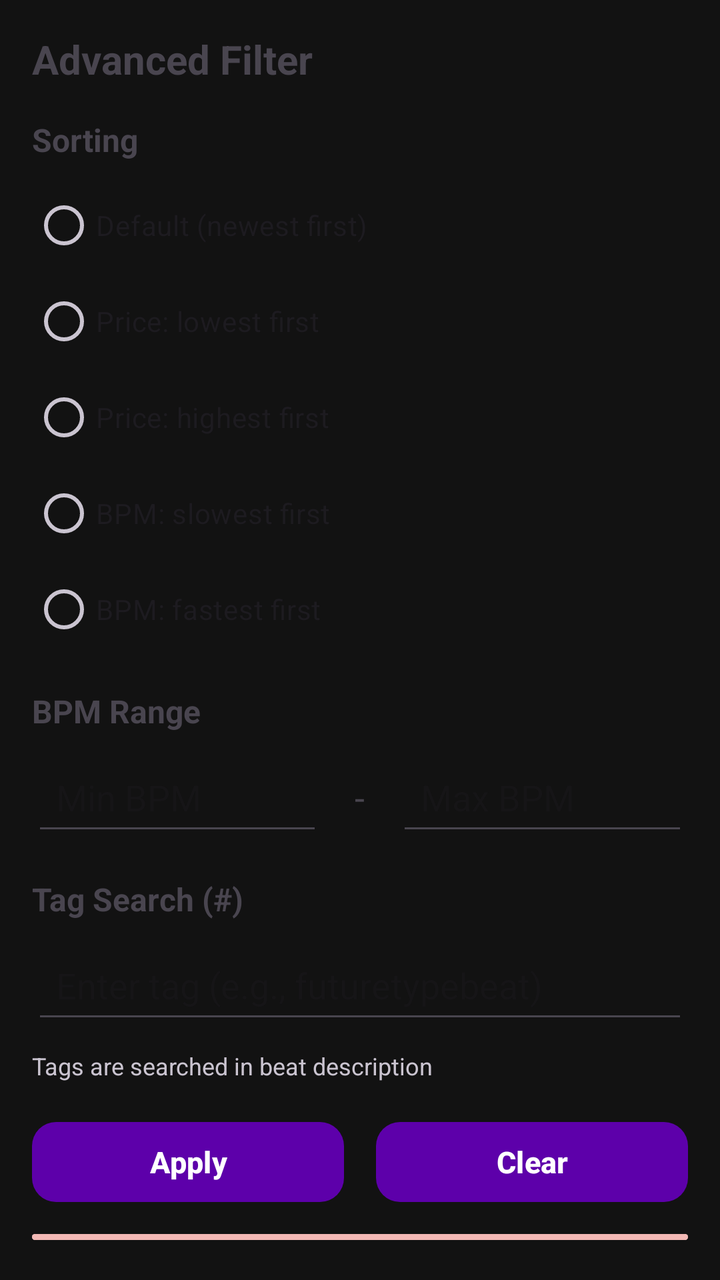
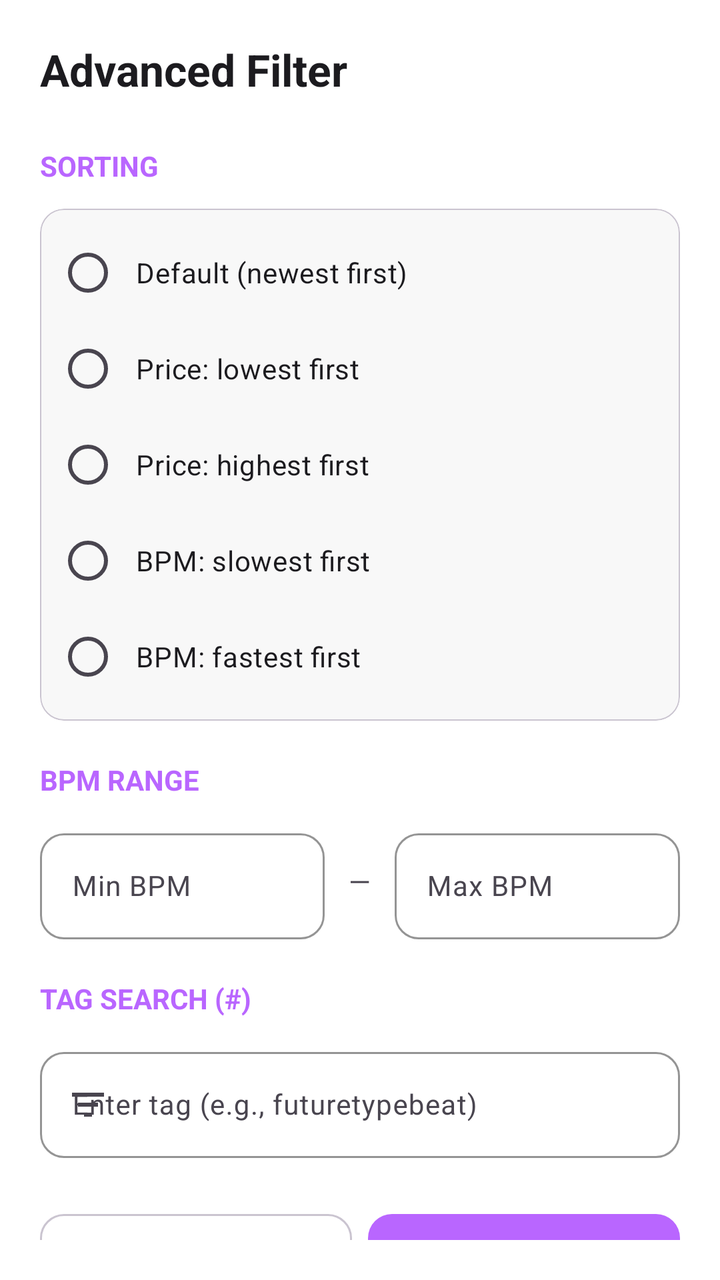

Compare the two renders of this Android layout. The source of the first and the diff that turns it into the second are given below.
<!-- AndroidManifest.xml: application theme Theme.BeatHouse.Dark -->
<!-- res/layout/dialog_advanced_filter.xml -->
<?xml version="1.0" encoding="utf-8"?>
<LinearLayout xmlns:android="http://schemas.android.com/apk/res/android"
    android:layout_width="match_parent"
    android:layout_height="wrap_content"
    android:orientation="vertical"
    android:padding="16dp">

    <TextView
        android:layout_width="wrap_content"
        android:layout_height="wrap_content"
        android:text="@string/advanced_filter"
        android:textSize="20sp"
        android:textStyle="bold"
        android:layout_marginBottom="16dp" />

    
    <TextView
        android:layout_width="wrap_content"
        android:layout_height="wrap_content"
        android:text="@string/sorting"
        android:textSize="16sp"
        android:textStyle="bold"
        android:layout_marginBottom="8dp" />

    <RadioGroup
        android:id="@+id/rg_sort"
        android:layout_width="match_parent"
        android:layout_height="wrap_content"
        android:layout_marginBottom="16dp">

        <RadioButton
            android:id="@+id/rb_default"
            android:layout_width="wrap_content"
            android:layout_height="wrap_content"
            android:text="@string/default_sort" />

        <RadioButton
            android:id="@+id/rb_price_asc"
            android:layout_width="wrap_content"
            android:layout_height="wrap_content"
            android:text="@string/price_lowest_first" />

        <RadioButton
            android:id="@+id/rb_price_desc"
            android:layout_width="wrap_content"
            android:layout_height="wrap_content"
            android:text="@string/price_highest_first" />

        <RadioButton
            android:id="@+id/rb_bpm_asc"
            android:layout_width="wrap_content"
            android:layout_height="wrap_content"
            android:text="@string/bpm_slowest_first" />

        <RadioButton
            android:id="@+id/rb_bpm_desc"
            android:layout_width="wrap_content"
            android:layout_height="wrap_content"
            android:text="@string/bpm_fastest_first" />

    </RadioGroup>

    
    <TextView
        android:layout_width="wrap_content"
        android:layout_height="wrap_content"
        android:text="@string/bpm_range"
        android:textSize="16sp"
        android:textStyle="bold"
        android:layout_marginBottom="8dp" />

    <LinearLayout
        android:layout_width="match_parent"
        android:layout_height="wrap_content"
        android:orientation="horizontal"
        android:layout_marginBottom="16dp">

        <EditText
            android:id="@+id/et_bpm_min"
            android:layout_width="0dp"
            android:layout_height="wrap_content"
            android:layout_weight="1"
            android:hint="@string/min_bpm"
            android:inputType="number"
            android:padding="12dp"
            android:layout_marginEnd="8dp" />

        <TextView
            android:layout_width="wrap_content"
            android:layout_height="wrap_content"
            android:text="-"
            android:textSize="18sp"
            android:padding="8dp" />

        <EditText
            android:id="@+id/et_bpm_max"
            android:layout_width="0dp"
            android:layout_height="wrap_content"
            android:layout_weight="1"
            android:hint="@string/max_bpm"
            android:inputType="number"
            android:padding="12dp"
            android:layout_marginStart="8dp" />

    </LinearLayout>

    
    <TextView
        android:layout_width="wrap_content"
        android:layout_height="wrap_content"
        android:text="@string/tag_search"
        android:textSize="16sp"
        android:textStyle="bold"
        android:layout_marginBottom="8dp" />

    <EditText
        android:id="@+id/et_tag_search"
        android:layout_width="match_parent"
        android:layout_height="wrap_content"
        android:hint="@string/tag_hint"
        android:inputType="text"
        android:padding="12dp"
        android:layout_marginBottom="8dp" />

    <TextView
        android:layout_width="wrap_content"
        android:layout_height="wrap_content"
        android:text="@string/tag_description"
        android:textSize="12sp"
        android:textColor="@color/on_surface_variant"
        android:layout_marginBottom="16dp" />

    
    <LinearLayout
        android:layout_width="match_parent"
        android:layout_height="wrap_content"
        android:orientation="horizontal"
        android:weightSum="2">

        <Button
            android:id="@+id/btn_apply"
            android:layout_width="0dp"
            android:layout_height="wrap_content"
            android:layout_weight="1"
            android:text="@string/apply"
            android:layout_marginEnd="8dp" />

        <Button
            android:id="@+id/btn_clear"
            android:layout_width="0dp"
            android:layout_height="wrap_content"
            android:layout_weight="1"
            android:text="@string/clear"
            android:layout_marginStart="8dp" />

    </LinearLayout>

    <Button
        android:id="@+id/btn_cancel"
        android:layout_width="match_parent"
        android:layout_height="wrap_content"
        android:layout_marginTop="8dp"
        android:text="@string/cancel_btn"
        android:backgroundTint="@color/error" />

</LinearLayout>
<!-- resources referenced by this layout -->
<resources>
  <color name="error">#F2B8B5</color>
  <color name="on_surface_variant">#CAC4D0</color>
  <string name="advanced_filter">Advanced Filter</string>
  <string name="apply">Apply</string>
  <string name="bpm_fastest_first">BPM: fastest first</string>
  <string name="bpm_range">BPM Range</string>
  <string name="bpm_slowest_first">BPM: slowest first</string>
  <string name="cancel_btn">Cancel</string>
  <string name="clear">Clear</string>
  <string name="default_sort">Default (newest first)</string>
  <string name="max_bpm">Max BPM</string>
  <string name="min_bpm">Min BPM</string>
  <string name="price_highest_first">Price: highest first</string>
  <string name="price_lowest_first">Price: lowest first</string>
  <string name="sorting">Sorting</string>
  <string name="tag_description">Tags are searched in beat description</string>
  <string name="tag_hint">Enter tag (e.g., futuretypebeat)</string>
  <string name="tag_search">Tag Search (#)</string>
  <style name="Theme.BeatHouse.Dark" parent="Theme.BeatHouse">
          <item name="colorSurface">@color/surface</item>
          <item name="android:windowBackground">@color/background</item>
      </style>
  <style name="Theme.BeatHouse" parent="Theme.Material3.DayNight.NoActionBar">
          
          <item name="colorPrimary">@color/primary</item>
          <item name="colorPrimaryContainer">@color/primary_container</item>
          <item name="colorOnPrimary">@color/on_primary</item>
          <item name="colorSecondary">@color/secondary</item>
          <item name="colorSecondaryContainer">@color/secondary_container</item>
          <item name="colorOnSecondary">@color/on_secondary</item>
          <item name="colorError">@color/error</item>
          <item name="colorErrorContainer">@color/error_container</item>
          <item name="colorOnError">@color/on_primary</item>
          <item name="colorSurface">@color/surface</item>
          <item name="colorSurfaceVariant">@color/surface_variant</item>
          <item name="colorOnSurface">@color/on_surface</item>
          <item name="colorOnSurfaceVariant">@color/on_surface_variant</item>
          <item name="colorOutline">@color/outline</item>
  
          
          <item name="android:statusBarColor">@color/surface</item>
          <item name="android:windowLightStatusBar">false</item>
  
          
          <item name="android:navigationBarColor">@color/surface</item>
          <item name="android:windowLightNavigationBar">false</item>
  
          
          <item name="android:windowBackground">@color/background</item>
  
          
          <item name="android:windowAnimationStyle">@style/Animation.BeatHouse</item>
  
          
          <item name="materialButtonStyle">@style/Widget.BeatHouse.Button</item>
          <item name="materialCardViewStyle">@style/Widget.BeatHouse.Card</item>
      </style>
  <color name="surface">#121212</color>
  <color name="background">#121212</color>
  <color name="primary">#5D00AA</color>
  <color name="primary_container">#45007A</color>
  <color name="on_primary">#FFFFFF</color>
  <color name="secondary">#CBC2DB</color>
  <color name="secondary_container">#4A4458</color>
  <color name="on_secondary">#332D41</color>
  <color name="error_container">#8C1D18</color>
  <color name="surface_variant">#2C2C2C</color>
  <color name="on_surface">#E6E1E5</color>
  <color name="outline">#938F99</color>
  <color name="outline_variant">#49454F</color>
  <color name="surface_container">#1E1E1E</color>
  <!-- unchanged entries left out for length: 3 -->
</resources>

<!-- the commit's change to res/layout/dialog_advanced_filter.xml (unified diff, before → after) -->
@@ -1,106 +1,162 @@
 <?xml version="1.0" encoding="utf-8"?>
 <LinearLayout xmlns:android="http://schemas.android.com/apk/res/android"
+    xmlns:app="http://schemas.android.com/apk/res-auto"
     android:layout_width="match_parent"
     android:layout_height="wrap_content"
     android:orientation="vertical"
-    android:padding="16dp">
+    android:padding="20dp"
+    android:background="@color/surface">
 
     <TextView
         android:layout_width="wrap_content"
         android:layout_height="wrap_content"
         android:text="@string/advanced_filter"
-        android:textSize="20sp"
-        android:textStyle="bold"
-        android:layout_marginBottom="16dp" />
+        android:textSize="22sp"
+        android:textStyle="bold"
+        android:textColor="@color/on_surface"
+        android:layout_marginBottom="24dp" />
 
     
     <TextView
         android:layout_width="wrap_content"
         android:layout_height="wrap_content"
         android:text="@string/sorting"
-        android:textSize="16sp"
-        android:textStyle="bold"
-        android:layout_marginBottom="8dp" />
-
-    <RadioGroup
-        android:id="@+id/rg_sort"
-        android:layout_width="match_parent"
-        android:layout_height="wrap_content"
-        android:layout_marginBottom="16dp">
-
-        <RadioButton
-            android:id="@+id/rb_default"
-            android:layout_width="wrap_content"
-            android:layout_height="wrap_content"
-            android:text="@string/default_sort" />
-
-        <RadioButton
-            android:id="@+id/rb_price_asc"
-            android:layout_width="wrap_content"
-            android:layout_height="wrap_content"
-            android:text="@string/price_lowest_first" />
-
-        <RadioButton
-            android:id="@+id/rb_price_desc"
-            android:layout_width="wrap_content"
-            android:layout_height="wrap_content"
-            android:text="@string/price_highest_first" />
-
-        <RadioButton
-            android:id="@+id/rb_bpm_asc"
-            android:layout_width="wrap_content"
-            android:layout_height="wrap_content"
-            android:text="@string/bpm_slowest_first" />
-
-        <RadioButton
-            android:id="@+id/rb_bpm_desc"
-            android:layout_width="wrap_content"
-            android:layout_height="wrap_content"
-            android:text="@string/bpm_fastest_first" />
-
-    </RadioGroup>
+        android:textSize="14sp"
+        android:textStyle="bold"
+        android:textColor="@color/primary"
+        android:textAllCaps="true"
+        android:layout_marginBottom="12dp" />
+
+    <com.google.android.material.card.MaterialCardView
+        android:layout_width="match_parent"
+        android:layout_height="wrap_content"
+        android:layout_marginBottom="20dp"
+        app:cardCornerRadius="12dp"
+        app:cardElevation="0dp"
+        app:cardBackgroundColor="@color/surface_container"
+        app:strokeColor="@color/outline_variant"
+        app:strokeWidth="0.5dp">
+
+        <RadioGroup
+            android:id="@+id/rg_sort"
+            android:layout_width="match_parent"
+            android:layout_height="wrap_content"
+            android:padding="8dp">
+
+            <RadioButton
+                android:id="@+id/rb_default"
+                android:layout_width="match_parent"
+                android:layout_height="wrap_content"
+                android:text="@string/default_sort"
+                android:textColor="@color/on_surface"
+                android:buttonTint="@color/primary"
+                android:padding="8dp" />
+
+            <RadioButton
+                android:id="@+id/rb_price_asc"
+                android:layout_width="match_parent"
+                android:layout_height="wrap_content"
+                android:text="@string/price_lowest_first"
+                android:textColor="@color/on_surface"
+                android:buttonTint="@color/primary"
+                android:padding="8dp" />
+
+            <RadioButton
+                android:id="@+id/rb_price_desc"
+                android:layout_width="match_parent"
+                android:layout_height="wrap_content"
+                android:text="@string/price_highest_first"
+                android:textColor="@color/on_surface"
+                android:buttonTint="@color/primary"
+                android:padding="8dp" />
+
+            <RadioButton
+                android:id="@+id/rb_bpm_asc"
+                android:layout_width="match_parent"
+                android:layout_height="wrap_content"
+                android:text="@string/bpm_slowest_first"
+                android:textColor="@color/on_surface"
+                android:buttonTint="@color/primary"
+                android:padding="8dp" />
+
+            <RadioButton
+                android:id="@+id/rb_bpm_desc"
+                android:layout_width="match_parent"
+                android:layout_height="wrap_content"
+                android:text="@string/bpm_fastest_first"
+                android:textColor="@color/on_surface"
+                android:buttonTint="@color/primary"
+                android:padding="8dp" />
+
+        </RadioGroup>
+    </com.google.android.material.card.MaterialCardView>
 
     
     <TextView
         android:layout_width="wrap_content"
         android:layout_height="wrap_content"
         android:text="@string/bpm_range"
-        android:textSize="16sp"
-        android:textStyle="bold"
-        android:layout_marginBottom="8dp" />
+        android:textSize="14sp"
+        android:textStyle="bold"
+        android:textColor="@color/primary"
+        android:textAllCaps="true"
+        android:layout_marginBottom="12dp" />
 
     <LinearLayout
         android:layout_width="match_parent"
         android:layout_height="wrap_content"
         android:orientation="horizontal"
-        android:layout_marginBottom="16dp">
-
-        <EditText
-            android:id="@+id/et_bpm_min"
-            android:layout_width="0dp"
-            android:layout_height="wrap_content"
-            android:layout_weight="1"
-            android:hint="@string/min_bpm"
-            android:inputType="number"
-            android:padding="12dp"
-            android:layout_marginEnd="8dp" />
+        android:layout_marginBottom="20dp"
+        android:gravity="center_vertical">
+
+        <com.google.android.material.textfield.TextInputLayout
+            android:layout_width="0dp"
+            android:layout_height="wrap_content"
+            android:layout_weight="1"
+            style="@style/Widget.Material3.TextInputLayout.OutlinedBox"
+            app:boxCornerRadiusTopStart="12dp"
+            app:boxCornerRadiusTopEnd="12dp"
+            app:boxCornerRadiusBottomStart="12dp"
+            app:boxCornerRadiusBottomEnd="12dp"
+            app:boxStrokeColor="@color/outline_variant">
+
+            <com.google.android.material.textfield.TextInputEditText
+                android:id="@+id/et_bpm_min"
+                android:layout_width="match_parent"
+                android:layout_height="wrap_content"
+                android:hint="@string/min_bpm"
+                android:inputType="number"
+                android:textColor="@color/on_surface"
+                android:textSize="14sp" />
+        </com.google.android.material.textfield.TextInputLayout>
 
         <TextView
             android:layout_width="wrap_content"
             android:layout_height="wrap_content"
-            android:text="-"
-            android:textSize="18sp"
-            android:padding="8dp" />
-
-        <EditText
-            android:id="@+id/et_bpm_max"
-            android:layout_width="0dp"
-            android:layout_height="wrap_content"
-            android:layout_weight="1"
-            android:hint="@string/max_bpm"
-            android:inputType="number"
-            android:padding="12dp"
-            android:layout_marginStart="8dp" />
+            android:text="—"
+            android:textColor="@color/on_surface_variant"
+            android:layout_marginHorizontal="12dp" />
+
+        <com.google.android.material.textfield.TextInputLayout
+            android:layout_width="0dp"
+            android:layout_height="wrap_content"
+            android:layout_weight="1"
+            style="@style/Widget.Material3.TextInputLayout.OutlinedBox"
+            app:boxCornerRadiusTopStart="12dp"
+            app:boxCornerRadiusTopEnd="12dp"
+            app:boxCornerRadiusBottomStart="12dp"
+            app:boxCornerRadiusBottomEnd="12dp"
+            app:boxStrokeColor="@color/outline_variant">
+
+            <com.google.android.material.textfield.TextInputEditText
+                android:id="@+id/et_bpm_max"
+                android:layout_width="match_parent"
+                android:layout_height="wrap_content"
+                android:hint="@string/max_bpm"
+                android:inputType="number"
+                android:textColor="@color/on_surface"
+                android:textSize="14sp" />
+        </com.google.android.material.textfield.TextInputLayout>
 
     </LinearLayout>
 
@@ -109,58 +165,73 @@
         android:layout_width="wrap_content"
         android:layout_height="wrap_content"
         android:text="@string/tag_search"
-        android:textSize="16sp"
-        android:textStyle="bold"
-        android:layout_marginBottom="8dp" />
-
-    <EditText
-        android:id="@+id/et_tag_search"
-        android:layout_width="match_parent"
-        android:layout_height="wrap_content"
-        android:hint="@string/tag_hint"
-        android:inputType="text"
-        android:padding="12dp"
-        android:layout_marginBottom="8dp" />
-
-    <TextView
-        android:layout_width="wrap_content"
-        android:layout_height="wrap_content"
-        android:text="@string/tag_description"
-        android:textSize="12sp"
-        android:textColor="@color/on_surface_variant"
-        android:layout_marginBottom="16dp" />
+        android:textSize="14sp"
+        android:textStyle="bold"
+        android:textColor="@color/primary"
+        android:textAllCaps="true"
+        android:layout_marginBottom="12dp" />
+
+    <com.google.android.material.textfield.TextInputLayout
+        android:layout_width="match_parent"
+        android:layout_height="wrap_content"
+        android:layout_marginBottom="24dp"
+        style="@style/Widget.Material3.TextInputLayout.OutlinedBox"
+        app:boxCornerRadiusTopStart="12dp"
+        app:boxCornerRadiusTopEnd="12dp"
+        app:boxCornerRadiusBottomStart="12dp"
+        app:boxCornerRadiusBottomEnd="12dp"
+        app:boxStrokeColor="@color/outline_variant"
+        app:startIconDrawable="@drawable/ic_filter"
+        app:startIconTint="@color/on_surface_variant">
+
+        <com.google.android.material.textfield.TextInputEditText
+            android:id="@+id/et_tag_search"
+            android:layout_width="match_parent"
+            android:layout_height="wrap_content"
+            android:hint="@string/tag_hint"
+            android:inputType="text"
+            android:textColor="@color/on_surface"
+            android:textSize="14sp" />
+    </com.google.android.material.textfield.TextInputLayout>
 
     
     <LinearLayout
         android:layout_width="match_parent"
         android:layout_height="wrap_content"
-        android:orientation="horizontal"
-        android:weightSum="2">
-
-        <Button
+        android:orientation="horizontal">
+
+        <com.google.android.material.button.MaterialButton
+            android:id="@+id/btn_clear"
+            style="@style/Widget.Material3.Button.OutlinedButton"
+            android:layout_width="0dp"
+            android:layout_height="52dp"
+            android:layout_weight="1"
+            android:text="@string/clear"
+            android:textColor="@color/on_surface"
+            app:strokeColor="@color/outline_variant"
+            app:cornerRadius="12dp"
+            android:layout_marginEnd="4dp" />
+
+        <com.google.android.material.button.MaterialButton
             android:id="@+id/btn_apply"
             android:layout_width="0dp"
-            android:layout_height="wrap_content"
+            android:layout_height="52dp"
             android:layout_weight="1"
             android:text="@string/apply"
-            android:layout_marginEnd="8dp" />
-
-        <Button
-            android:id="@+id/btn_clear"
-            android:layout_width="0dp"
-            android:layout_height="wrap_content"
-            android:layout_weight="1"
-            android:text="@string/clear"
-            android:layout_marginStart="8dp" />
+            android:textColor="@color/on_primary"
+            app:backgroundTint="@color/primary"
+            app:cornerRadius="12dp"
+            android:layout_marginStart="4dp" />
 
     </LinearLayout>
 
-    <Button
+    <com.google.android.material.button.MaterialButton
         android:id="@+id/btn_cancel"
-        android:layout_width="match_parent"
-        android:layout_height="wrap_content"
+        style="@style/Widget.Material3.Button.TextButton"
+        android:layout_width="match_parent"
+        android:layout_height="48dp"
         android:layout_marginTop="8dp"
         android:text="@string/cancel_btn"
-        android:backgroundTint="@color/error" />
+        android:textColor="@color/error" />
 
 </LinearLayout>
<!-- resource entries referenced after the edit -->
@@ -1,7 +1,7 @@
 <!-- resources referenced by this layout -->
 <resources>
-  <color name="error">#F2B8B5</color>
-  <color name="on_surface_variant">#CAC4D0</color>
+  <color name="error">#B3261E</color>
+  <color name="on_surface_variant">#49454F</color>
   <string name="advanced_filter">Advanced Filter</string>
   <string name="apply">Apply</string>
   <string name="bpm_fastest_first">BPM: fastest first</string>
@@ -15,7 +15,6 @@
   <string name="price_highest_first">Price: highest first</string>
   <string name="price_lowest_first">Price: lowest first</string>
   <string name="sorting">Sorting</string>
-  <string name="tag_description">Tags are searched in beat description</string>
   <string name="tag_hint">Enter tag (e.g., futuretypebeat)</string>
   <string name="tag_search">Tag Search (#)</string>
   <style name="Theme.BeatHouse.Dark" parent="Theme.BeatHouse">
@@ -41,11 +40,11 @@
   
           
           <item name="android:statusBarColor">@color/surface</item>
-          <item name="android:windowLightStatusBar">false</item>
+          <item name="android:windowLightStatusBar">true</item>
   
           
           <item name="android:navigationBarColor">@color/surface</item>
-          <item name="android:windowLightNavigationBar">false</item>
+          <item name="android:windowLightNavigationBar">true</item>
   
           
           <item name="android:windowBackground">@color/background</item>
@@ -57,20 +56,31 @@
           <item name="materialButtonStyle">@style/Widget.BeatHouse.Button</item>
           <item name="materialCardViewStyle">@style/Widget.BeatHouse.Card</item>
       </style>
-  <color name="surface">#121212</color>
-  <color name="background">#121212</color>
-  <color name="primary">#5D00AA</color>
-  <color name="primary_container">#45007A</color>
+  <color name="surface">#FFFFFF</color>
+  <color name="background">#FFFFFF</color>
+  <color name="primary">#B966FF</color>
+  <color name="primary_container">#F2E7FF</color>
   <color name="on_primary">#FFFFFF</color>
-  <color name="secondary">#CBC2DB</color>
-  <color name="secondary_container">#4A4458</color>
-  <color name="on_secondary">#332D41</color>
-  <color name="error_container">#8C1D18</color>
-  <color name="surface_variant">#2C2C2C</color>
-  <color name="on_surface">#E6E1E5</color>
-  <color name="outline">#938F99</color>
-  <color name="outline_variant">#49454F</color>
-  <color name="surface_container">#1E1E1E</color>
+  <color name="secondary">#6750A4</color>
+  <color name="secondary_container">#EADDFF</color>
+  <color name="on_secondary">#FFFFFF</color>
+  <color name="error_container">#F9DEDC</color>
+  <color name="surface_variant">#F4F4F4</color>
+  <color name="on_surface">#1C1B1F</color>
+  <color name="outline">#79747E</color>
+  <color name="outline_variant">#CAC4D0</color>
+  <color name="surface_container">#F8F8F8</color>
+  <!-- drawable ic_filter (drawable) -->
+  <vector xmlns:android="http://schemas.android.com/apk/res/android"
+      android:width="24dp"
+      android:height="24dp"
+      android:viewportWidth="24"
+      android:viewportHeight="24"
+      android:tint="@color/on_surface">
+      <path
+          android:fillColor="@android:color/white"
+          android:pathData="M4,6h16v2L4,8L4,6zM7,11h10v2L7,13L7,11zM10,16h4v2h-4v-2z"/>
+  </vector>
   <!-- unchanged entries left out for length: 3 -->
 </resources>
 
